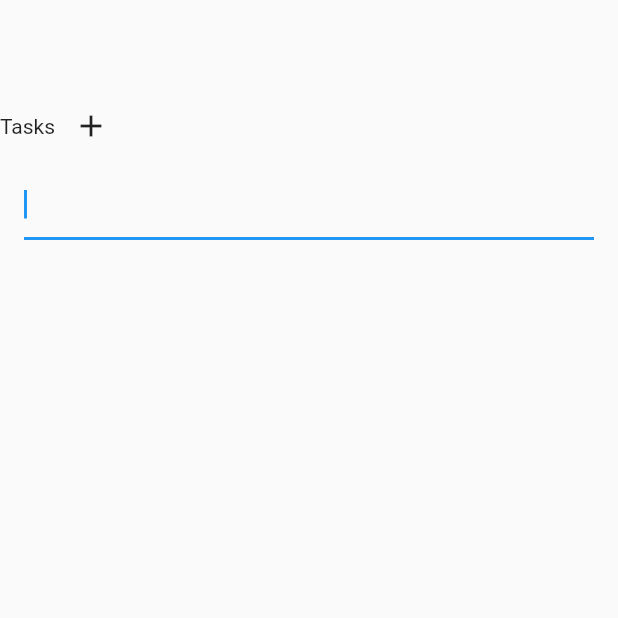
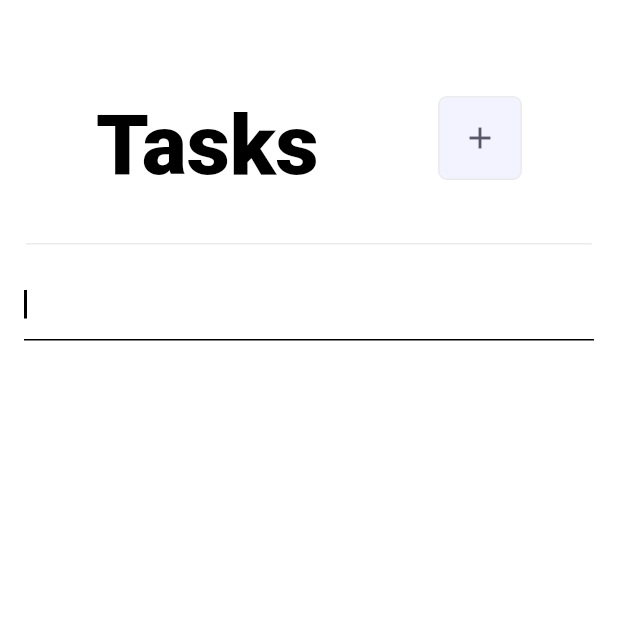
Before and after one commit to AzarovDN/PushKeen_taskmanager, a Flutter app: the screen it shows after launch, after a tap on the "add" icon, on a phone screen of 412 x 824 dp, the top half of it. Run offline on Flutter 3.47's test engine with Material 2 defaults, Android fonts, the phone set to English and light mode, and no system bars; our stand-ins replace get, sqflite; accounts and stored records are empty.

Commit message:
Сделал дизайн.

```diff
--- a/lib/main.dart
+++ b/lib/main.dart
@@ -1,7 +1,50 @@
 import 'package:flutter/material.dart';
-import 'package:taskmanager/main_screen.dart';
-import 'package:taskmanager/task_controller.dart';
+import 'package:taskmanager/screens/main_screen.dart';
+import 'package:taskmanager/controllers/task_controller.dart';
 import 'package:get/get.dart';
+
+ThemeData lightTheme(BuildContext context) {
+  return ThemeData(
+    brightness: Brightness.light,
+    primaryColor: Colors.black,
+    primaryColorLight: const Color(0xffEBEBEB),
+    primaryColorDark: const Color(0xff575767),
+    scaffoldBackgroundColor: const Color(0xffFFFFFF),
+    canvasColor: const Color(0xffF2F3FF),
+    fontFamily: 'Inter',
+    checkboxTheme: CheckboxThemeData(
+      shape: RoundedRectangleBorder(
+        borderRadius: BorderRadius.circular(5),
+      ),
+    ),
+    textTheme: Theme.of(context).textTheme.apply(
+          bodyColor: const Color(0xff000000),
+          displayColor: const Color(0xff000000),
+        ),
+  );
+}
+
+ThemeData darkTheme(BuildContext context) {
+  return ThemeData(
+    brightness: Brightness.dark,
+    primaryColor: Colors.white,
+    primaryColorLight: const Color(0xff29292F),
+    primaryColorDark: const Color(0xff575767),
+    scaffoldBackgroundColor: const Color(0xff1E1F25),
+    canvasColor: const Color(0xff24242D),
+    fontFamily: 'Inter',
+    checkboxTheme: CheckboxThemeData(
+      shape: RoundedRectangleBorder(
+        borderRadius: BorderRadius.circular(5),
+      ),
+    ),
+
+    textTheme: Theme.of(context).textTheme.apply(
+      bodyColor: const Color(0xffFFFFFF),
+      displayColor: const Color(0xffFFFFFF),
+    ),
+  );
+}
 
 void main() {
   runApp(const MyApp());
@@ -17,23 +60,9 @@ class MyApp extends StatelessWidget {
     return MaterialApp(
       title: 'Flutter Demo',
       debugShowCheckedModeBanner: false,
-      theme: ThemeData(
-        // This is the theme of your application.
-        //
-        // Try running your application with "flutter run". You'll see the
-        // application has a blue toolbar. Then, without quitting the app, try
-        // changing the primarySwatch below to Colors.green and then invoke
-        // "hot reload" (press "r" in the console where you ran "flutter run",
-        // or simply save your changes to "hot reload" in a Flutter IDE).
-        // Notice that the counter didn't reset back to zero; the application
-        // is not restarted.
-        primarySwatch: Colors.blue,
-        checkboxTheme: CheckboxThemeData(
-          shape: RoundedRectangleBorder(
-            borderRadius: BorderRadius.circular(5),
-          ),
-        ),
-      ),
+      theme: lightTheme(context),
+      darkTheme: darkTheme(context),
+      themeMode: ThemeMode.system,
       home: const MainScreen(),
     );
   }
--- a/lib/main_screen.dart
+++ /dev/null
@@ -1,69 +0,0 @@
-import 'package:flutter/material.dart';
-import 'package:get/get.dart';
-import 'package:taskmanager/task_controller.dart';
-
-class MainScreen extends GetWidget<TaskController> {
-  const MainScreen({Key? key}) : super(key: key);
-
-  @override
-  Widget build(BuildContext context) {
-    final textController = TextEditingController();
-    return Scaffold(
-      body: Obx(() =>
-      controller.isLoading.value
-          ? const Center(
-        child: CircularProgressIndicator(),
-      )
-          : Column(
-        children: [
-          Padding(
-            padding: const EdgeInsets.only(top: 60),
-            child: Row(
-              children: [
-                const Text('Tasks'),
-                IconButton(
-                    onPressed: () {
-                      controller.isAddingItem.toggle();
-                    },
-                    icon: const Icon(Icons.add))
-              ],
-            ),
-          ),
-          Expanded(
-            child: ListView(
-              children: controller.items
-                  .map((item) =>
-                  ListTile(
-                    leading: Checkbox(
-                        value: item.complete,
-                        onChanged: (bool? value) {
-                          controller.updateItem(item, value);
-                        },
-
-                    ),
-                    title: Text(item.task),
-                  ))
-                  .toList() +
-                  [
-                    if (controller.isAddingItem.value)
-                      ListTile(
-                        title: TextField(
-                          controller: textController,
-                          onSubmitted: (String value) {
-                            if (value != '') {
-                              controller.createItem(value);
-                            }
-                            textController.clear();
-                            controller.isAddingItem.toggle();
-                          },
-                          autofocus: true,
-                        ),
-                      )
-                  ],
-            ),
-          ),
-        ],
-      )),
-    );
-  }
-}
--- /dev/null
+++ b/lib/screens/main_screen.dart
@@ -0,0 +1,120 @@
+import 'package:flutter/material.dart';
+import 'package:get/get.dart';
+import 'package:taskmanager/controllers/task_controller.dart';
+
+class MainScreen extends GetWidget<TaskController> {
+  const MainScreen({Key? key}) : super(key: key);
+
+  @override
+  Widget build(BuildContext context) {
+    final textController = TextEditingController();
+    return Scaffold(
+      body: Obx(() => controller.isLoading.value
+          ? const Center(
+              child: CircularProgressIndicator(),
+            )
+          : Column(
+              mainAxisAlignment: MainAxisAlignment.start,
+              children: [
+                Padding(
+                  padding: const EdgeInsets.only(top: 64, left: 64, right: 64),
+                  child: Row(
+                    crossAxisAlignment: CrossAxisAlignment.start,
+                    mainAxisAlignment: MainAxisAlignment.spaceBetween,
+                    children: [
+                      const Text(
+                        'Tasks',
+                        style: TextStyle(
+                            fontWeight: FontWeight.w800, fontSize: 56),
+                      ),
+                      Container(
+                        height: 56,
+                        width: 56,
+                        decoration: BoxDecoration(
+                          borderRadius: BorderRadius.circular(6),
+                          color: Theme.of(context).canvasColor,
+                          border: Border.all(
+                              width: 1.0,
+                              color: Theme.of(context).primaryColorLight),
+                        ),
+                        child: IconButton(
+                          color: Theme.of(context).primaryColorDark,
+                          iconSize: 24,
+                          onPressed: () {
+                            controller.isAddingItem.toggle();
+                          },
+                          icon: const Icon(Icons.add),
+                        ),
+                      ),
+                    ],
+                  ),
+                ),
+                Padding(
+                  padding: const EdgeInsets.only(top: 32),
+                  child: Container(
+                    height: 1,
+                    width: 377,
+                    decoration: BoxDecoration(
+                      color: Theme.of(context).primaryColorLight,
+                    ),
+                  ),
+                ),
+                Expanded(
+                  child: Container(
+                    child: ListView(
+                      padding: EdgeInsets.only(top: 12),
+                      children: controller.items
+                              .map(
+                                (item) => ListTile(
+                                  leading: Checkbox(
+                                    value: item.complete,
+                                    onChanged: (bool? value) {
+                                      controller.updateItem(item, value);
+                                    },
+                                    activeColor:
+                                        Theme.of(context).primaryColorDark,
+                                  ),
+                                  title: Text(
+                                    item.task,
+                                    style: const TextStyle(
+                                      fontWeight: FontWeight.w500,
+                                      fontSize: 18,
+                                    ),
+                                  ),
+                                ),
+                              )
+                              .toList() +
+                          [
+                            if (controller.isAddingItem.value)
+                              ListTile(
+                                title: TextField(
+                                  decoration: InputDecoration(
+                                    focusedBorder: UnderlineInputBorder(
+                                      borderSide: BorderSide(
+                                        color:
+                                            Theme.of(context).primaryColor,
+                                      ),
+                                    ),
+                                  ),
+                                  cursorColor:
+                                      Theme.of(context).primaryColor,
+                                  controller: textController,
+                                  onSubmitted: (String value) {
+                                    if (value != '') {
+                                      controller.createItem(value);
+                                    }
+                                    textController.clear();
+                                    controller.isAddingItem.toggle();
+                                  },
+                                  autofocus: true,
+                                ),
+                              )
+                          ],
+                    ),
+                  ),
+                ),
+              ],
+            )),
+    );
+  }
+}
```
Also changed, not shown: pubspec.yaml (+9 -12 lines), assets/fonts/Inter/Inter-ExtraBold.otf (added), assets/fonts/Inter/Inter-Medium.otf (added), lib/controllers/task_controller.dart (renamed from lib/task_controller.dart), 3 other files.
